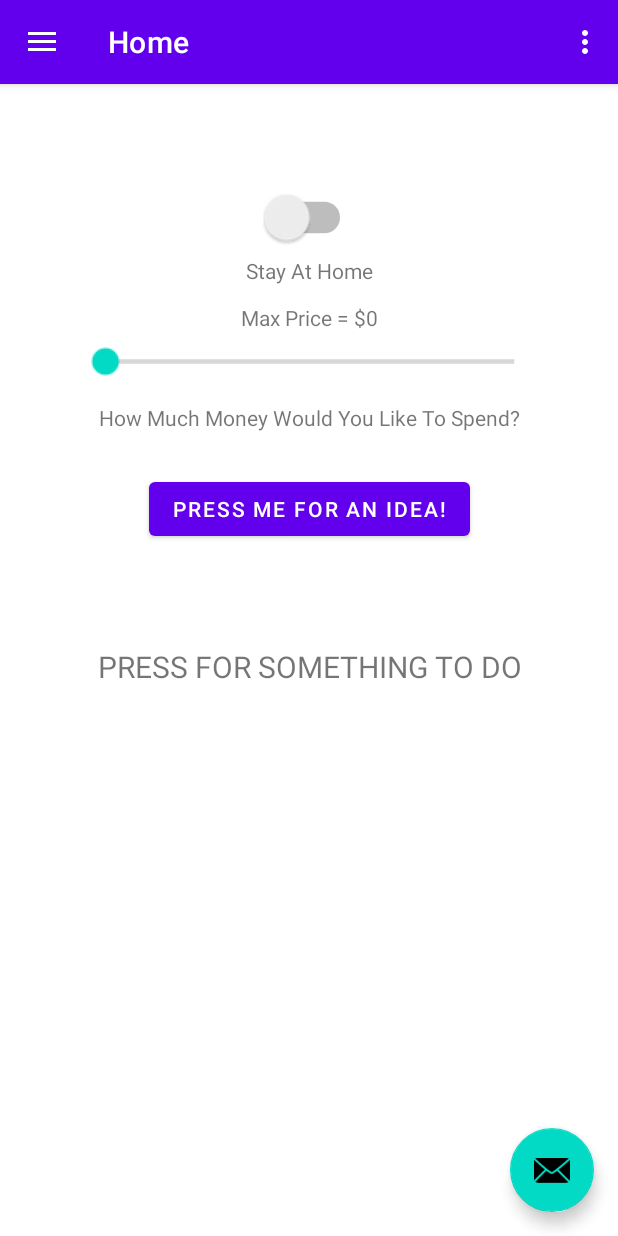
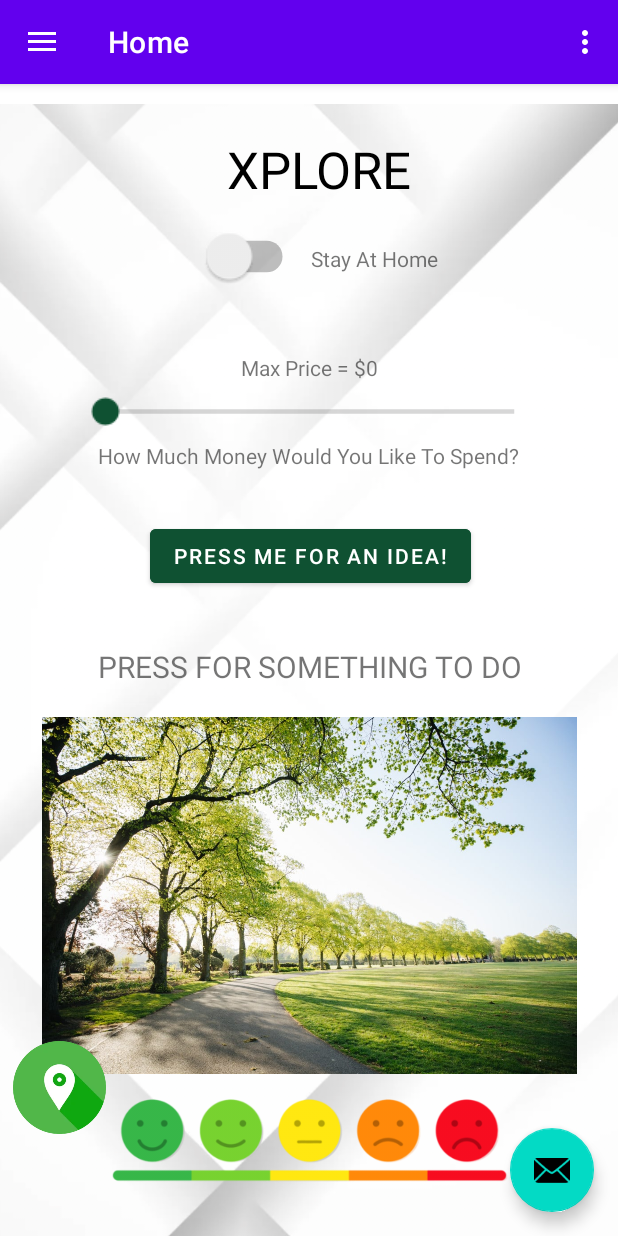
Before and after one commit to dwhiting14/Final_AppsForGood_Xplore_Repository, an Android app: the screen it shows after launch (MainActivity), on a phone screen of 412 x 824 dp. Run offline under Robolectric (Android 15) with nearby library versions, the phone set to English and light mode, and no system bars; our stand-ins replace navigation-ui.

Commit message:
rishi 4/17 11:28 AM

```diff
--- a/app/src/main/res/layout/fragment_home.xml
+++ b/app/src/main/res/layout/fragment_home.xml
@@ -5,6 +5,28 @@
     android:layout_width="match_parent"
     android:layout_height="match_parent"
     tools:context=".ui.home.HomeFragment">
+
+    <ImageView
+        android:id="@+id/imageView7"
+        android:layout_width="487dp"
+        android:layout_height="810dp"
+        android:src="@drawable/screen_shot_2024_04_17_at_10_48_57_am"
+        app:layout_constraintStart_toStartOf="parent"
+        app:layout_constraintTop_toTopOf="parent" />
+
+    <TextView
+        android:id="@+id/textView2"
+        android:layout_width="wrap_content"
+        android:layout_height="wrap_content"
+        android:layout_marginStart="32dp"
+        android:layout_marginTop="24dp"
+        android:text="XPLORE"
+        android:textColor="#000000"
+        android:textSize="34sp"
+        app:layout_constraintBottom_toTopOf="@+id/displayPrice"
+        app:layout_constraintStart_toStartOf="@+id/switch1"
+        app:layout_constraintTop_toTopOf="parent"
+        app:layout_constraintVertical_bias="0.089" />
 
     <TextView
         android:id="@+id/text_home"
@@ -20,41 +42,29 @@
         app:layout_constraintStart_toStartOf="parent"
         app:layout_constraintTop_toTopOf="parent" />
 
+
     <Button
         android:id="@+id/clickforidea"
         android:layout_width="wrap_content"
         android:layout_height="wrap_content"
+        android:backgroundTint="#0F5132"
         android:text="Press Me For An Idea!"
         app:layout_constraintBottom_toTopOf="@+id/text_home"
         app:layout_constraintEnd_toEndOf="parent"
-        app:layout_constraintHorizontal_bias="0.501"
+        app:layout_constraintHorizontal_bias="0.505"
         app:layout_constraintStart_toStartOf="parent"
         app:layout_constraintTop_toTopOf="parent"
-        app:layout_constraintVertical_bias="0.794" />
-
-
-    <Switch
-        android:id="@+id/switch1"
-        android:layout_width="wrap_content"
-        android:layout_height="wrap_content"
-        android:scaleX="1.5"
-        android:scaleY="1.5"
-        android:textOff="Stay At Home"
-        android:textOn="Go Out"
-        app:layout_constraintBottom_toTopOf="@+id/clickforidea"
-        app:layout_constraintEnd_toEndOf="parent"
-        app:layout_constraintHorizontal_bias="0.501"
-        app:layout_constraintStart_toStartOf="parent"
-        app:layout_constraintTop_toTopOf="parent"
-        app:layout_constraintVertical_bias="0.326"
-        tools:ignore="UseSwitchCompatOrMaterialXml" />
+        app:layout_constraintVertical_bias="0.889"
+        app:strokeColor="#3F51B5" />
 
     <SeekBar
         android:id="@+id/priceRange"
         android:layout_width="214dp"
         android:layout_height="31dp"
+        android:progressTint="#0F5132"
         android:scaleX="1.5"
         android:scaleY="1.5"
+        android:thumbTint="#0F5132"
         app:layout_constraintBottom_toTopOf="@+id/clickforidea"
         app:layout_constraintEnd_toEndOf="parent"
         app:layout_constraintStart_toStartOf="parent"
@@ -65,10 +75,10 @@
         android:id="@+id/costLabel"
         android:layout_width="wrap_content"
         android:layout_height="wrap_content"
-        android:layout_marginTop="12dp"
+        android:layout_marginTop="4dp"
         android:text="How Much Money Would You Like To Spend?"
         app:layout_constraintEnd_toEndOf="parent"
-        app:layout_constraintHorizontal_bias="0.501"
+        app:layout_constraintHorizontal_bias="0.496"
         app:layout_constraintStart_toStartOf="parent"
         app:layout_constraintTop_toBottomOf="@+id/priceRange" />
 
@@ -76,11 +86,27 @@
         android:id="@+id/textView4"
         android:layout_width="wrap_content"
         android:layout_height="wrap_content"
-        android:layout_marginTop="12dp"
+        android:layout_marginBottom="12dp"
         android:text="Stay At Home"
+        app:layout_constraintBottom_toBottomOf="@+id/switch1"
         app:layout_constraintEnd_toEndOf="parent"
+        app:layout_constraintHorizontal_bias="0.633"
+        app:layout_constraintStart_toStartOf="parent" />
+
+    <Switch
+        android:id="@+id/switch1"
+        android:layout_width="68dp"
+        android:layout_height="46dp"
+        android:layout_marginTop="92dp"
+        android:scaleX="1.5"
+        android:scaleY="1.5"
+        android:textOff="Stay At Home"
+        android:textOn="Go Out"
+        app:layout_constraintEnd_toEndOf="parent"
+        app:layout_constraintHorizontal_bias="0.346"
         app:layout_constraintStart_toStartOf="parent"
-        app:layout_constraintTop_toBottomOf="@+id/switch1" />
+        app:layout_constraintTop_toTopOf="parent"
+        tools:ignore="UseSwitchCompatOrMaterialXml" />
 
     <TextView
         android:id="@+id/displayPrice"
@@ -92,4 +118,35 @@
         app:layout_constraintEnd_toEndOf="parent"
         app:layout_constraintStart_toStartOf="parent" />
 
+    <ImageView
+        android:id="@+id/imageView4"
+        android:layout_width="382dp"
+        android:layout_height="238dp"
+        android:layout_marginTop="20dp"
+        android:src="@drawable/park"
+        app:layout_constraintEnd_toEndOf="parent"
+        app:layout_constraintStart_toStartOf="parent"
+        app:layout_constraintTop_toBottomOf="@+id/text_home" />
+
+    <ImageView
+        android:id="@+id/imageView5"
+        android:layout_width="63dp"
+        android:layout_height="62dp"
+        android:layout_marginBottom="68dp"
+        android:src="@drawable/navigation2"
+        app:layout_constraintBottom_toBottomOf="parent"
+        app:layout_constraintEnd_toEndOf="parent"
+        app:layout_constraintHorizontal_bias="0.022"
+        app:layout_constraintStart_toStartOf="parent" />
+
+    <ImageView
+        android:id="@+id/imageView6"
+        android:layout_width="407dp"
+        android:layout_height="188dp"
+        android:layout_marginTop="188dp"
+        android:src="@drawable/ratingscale"
+        app:layout_constraintEnd_toEndOf="parent"
+        app:layout_constraintStart_toStartOf="parent"
+        app:layout_constraintTop_toTopOf="@+id/imageView4" />
+
 </androidx.constraintlayout.widget.ConstraintLayout>
```
